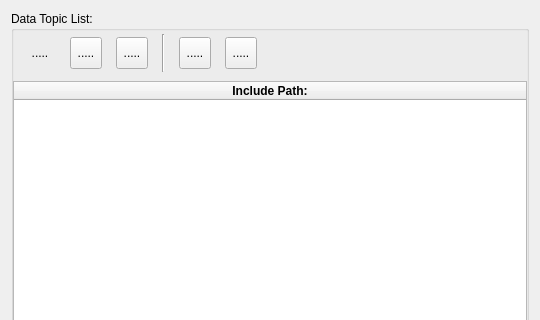
Before: the Qt Designer form sources/lusan/view/si/ui/SIIncludeList.ui in aregtech/areg-sdk-tools, drawn with Qt 5; both pictures show x 0 to 540 and y 0 to 320 of the 540 by 600 pixel window.
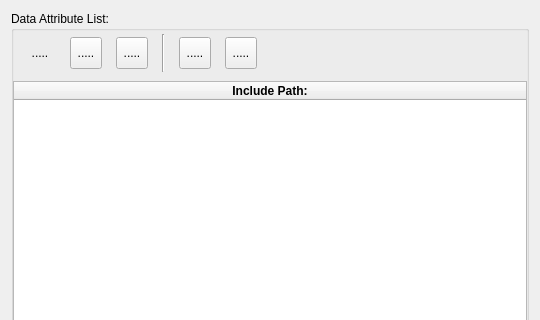
After: the same form once the commit is applied. Icons and pictures are not drawn.

Commit message: Renamed data topic classes and file names.

```diff
--- a/sources/lusan/view/si/ui/SIIncludeList.ui
+++ b/sources/lusan/view/si/ui/SIIncludeList.ui
@@ -17,7 +17,7 @@
    <item>
     <widget class="QGroupBox" name="groupBoxDetails">
      <property name="title">
-      <string>Data Topic List:</string>
+      <string>Data Attribute List:</string>
      </property>
      <widget class="QWidget" name="widget" native="true">
       <property name="geometry">
```
The commit also changes 27 other files.
